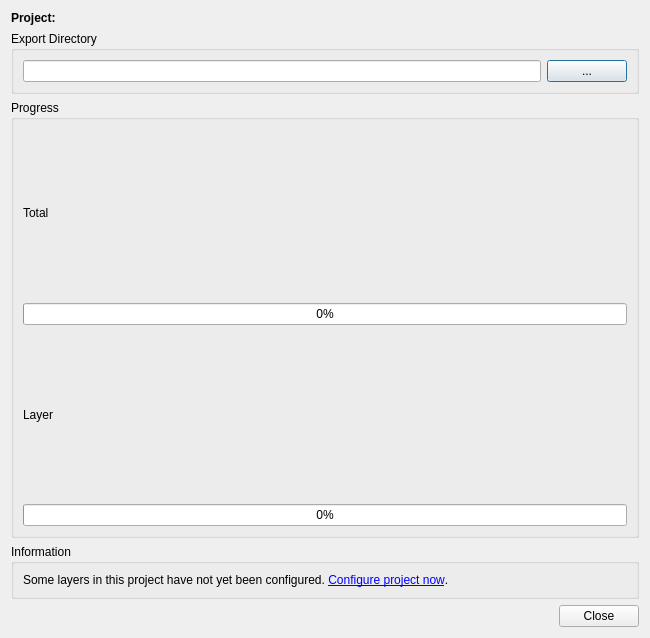
opengisch/qfieldsync, file qfieldsync/ui/package_dialog.ui: the form before one commit.
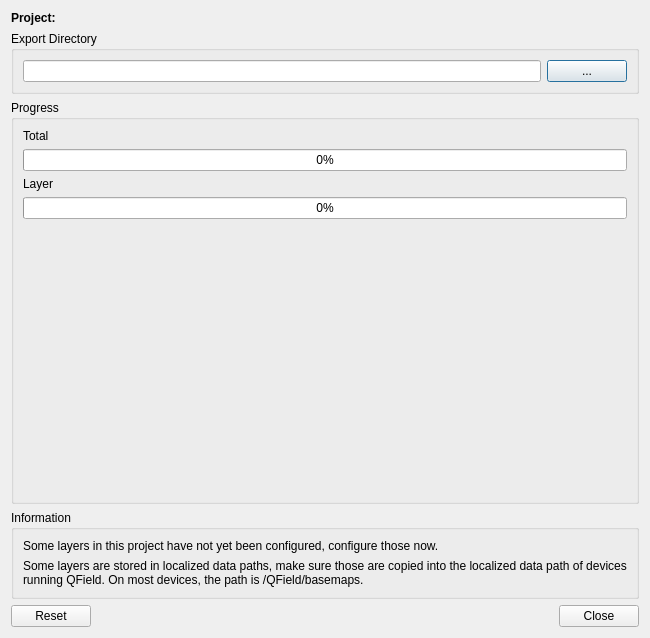
The form after the commit. The open tabs and pages were chosen to show the change.

Commit message: Add an information string in the package dialog when layers stored in a localized data path is present

What changed in the file:
```diff
--- a/qfieldsync/ui/package_dialog.ui
+++ b/qfieldsync/ui/package_dialog.ui
@@ -67,6 +67,22 @@
             </property>
            </widget>
           </item>
+          <item>
+           <spacer>
+            <property name="orientation">
+             <enum>Qt::Vertical</enum>
+            </property>
+            <property name="sizeType">
+             <enum>QSizePolicy::Expanding</enum>
+            </property>
+            <property name="sizeHint" stdset="0">
+             <size>
+              <width>16</width>
+              <height>16</height>
+             </size>
+            </property>
+           </spacer>
+          </item>
          </layout>
         </widget>
        </item>
@@ -227,7 +243,7 @@
       <enum>Qt::Horizontal</enum>
      </property>
      <property name="standardButtons">
-      <set>QDialogButtonBox::Close</set>
+      <set>QDialogButtonBox::Close|QDialogButtonBox::Reset</set>
      </property>
     </widget>
    </item>
@@ -240,7 +256,20 @@
       <item row="0" column="0">
        <widget class="QLabel" name="infoLabel">
         <property name="text">
-         <string>Some layers in this project have not yet been configured. &lt;a href=&quot;configuration&quot;&gt;Configure project now&lt;/a&gt;.</string>
+         <string>Some layers in this project have not yet been configured, configure those now.</string>
+        </property>
+        <property name="wordWrap">
+         <bool>true</bool>
+        </property>
+       </widget>
+      </item>
+      <item row="1" column="0">
+       <widget class="QLabel" name="infoLocalizedPresentLabel">
+        <property name="text">
+         <string>Some layers are stored in localized data paths, make sure those are copied into the localized data path of devices running QField. On most devices, the path is /QField/basemaps.</string>
+        </property>
+        <property name="wordWrap">
+         <bool>true</bool>
         </property>
        </widget>
       </item>
```
Left out of the diff: 2 changed lines with no effect on the pictures. The commit also changes 1 other file.
